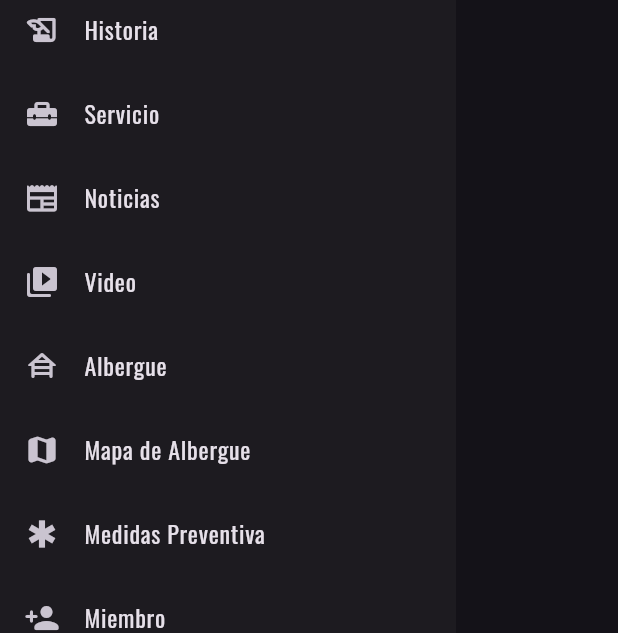
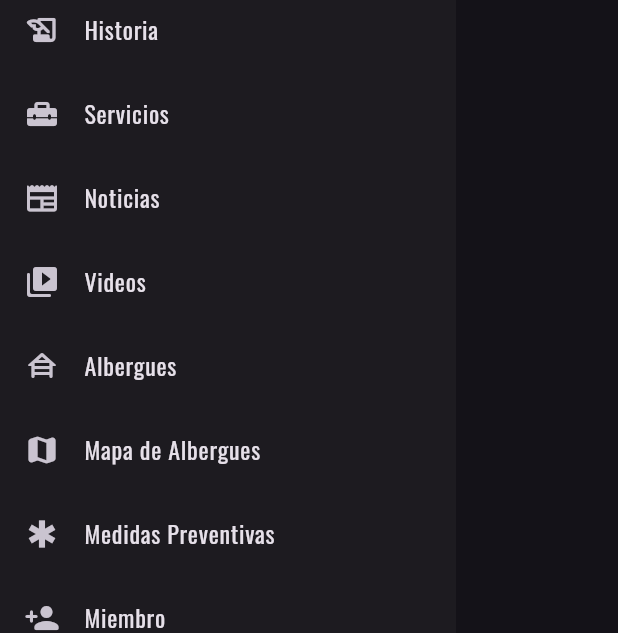
Before and after one commit to adrianee036/flutter_defensa_civil, a Flutter app: the NavBar widget shown alone on an empty page, opened directly, on a phone screen of 412 x 824 dp. Shown: the part 374-1007 px from the top of the screen. Run offline on Flutter 3.47's test engine with Material 3 defaults, Android fonts, the phone set to English and light mode, and no system bars; drawn by our look-alikes of cached_network_image; our stand-ins replace awesome_snackbar_content, flutter_map, geocoding, google_fonts, latlong2, stacked_card_carousel; network calls fail.

Commit message:
Update nav_bar.dart

```diff
--- a/lib/nav_bar.dart
+++ b/lib/nav_bar.dart
@@ -117,7 +117,7 @@ class _NavBarState extends State<NavBar> {
               true),
           _buildListTile(
               Icons.home_repair_service_rounded,
-              'Servicio',
+              'Servicios',
               () => Navigator.push(
                   context, MaterialPageRoute(builder: (context) => Servicio())),
               true),
@@ -129,25 +129,25 @@ class _NavBarState extends State<NavBar> {
               true),
           _buildListTile(
               Icons.video_collection_rounded,
-              'Video',
+              'Videos',
               () => Navigator.push(
                   context, MaterialPageRoute(builder: (context) => Video())),
               true),
           _buildListTile(
               Icons.house_siding_rounded,
-              'Albergue',
+              'Albergues',
               () => Navigator.push(context,
                   MaterialPageRoute(builder: (context) => AlberguesList())),
               true),
           _buildListTile(
               Icons.map_rounded,
-              'Mapa de Albergue',
+              'Mapa de Albergues',
               () => Navigator.push(context,
                   MaterialPageRoute(builder: (context) => MapaConMarcadores())),
               true),
           _buildListTile(
               Icons.emergency,
-              'Medidas Preventiva',
+              'Medidas Preventivas',
               () => Navigator.push(
                   context, MaterialPageRoute(builder: (context) => MedidasPreventivasView())),
               true),
```
